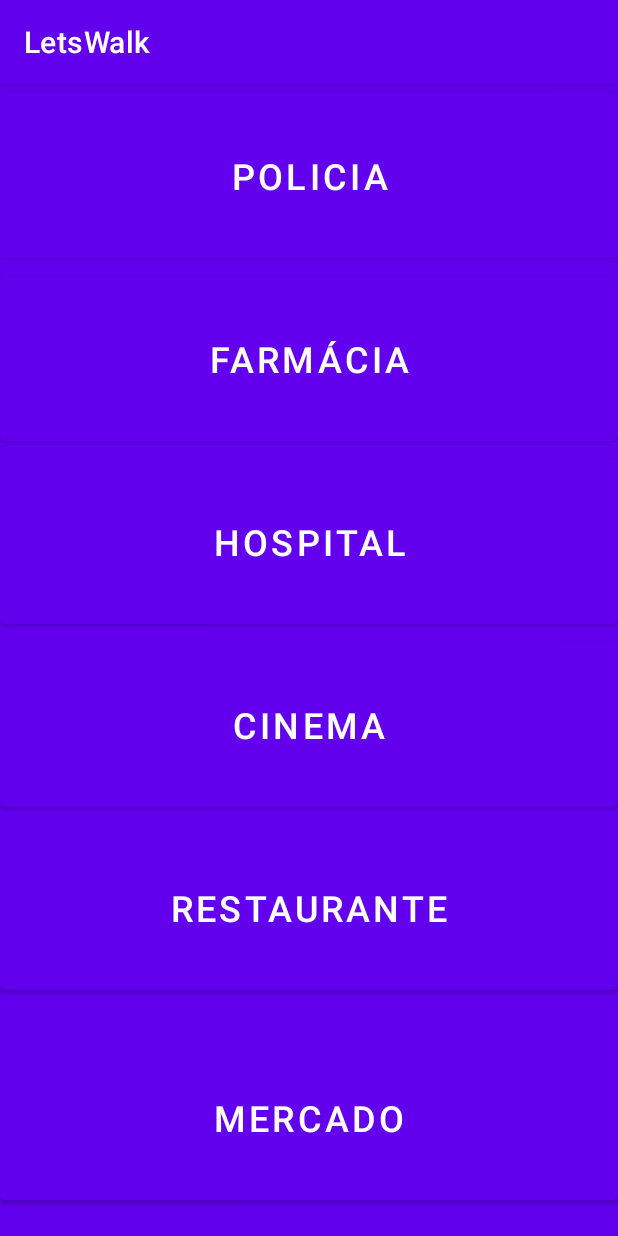
After one commit to DeborahDalonso/Lets-Walk, an Android app: the Activity4 screen opened directly, with no data from a screen before it, on a phone screen of 412 x 824 dp. The commit adds this screen. Run offline under Robolectric (Android 15) with nearby library versions, the phone set to English and light mode, and no system bars.

Commit message:
Nova Tela - 4

```diff
--- /dev/null
+++ b/LetsWalk/app/src/main/java/com/example/letswalk/Activity4.java
@@ -0,0 +1,14 @@
+package com.example.letswalk;
+
+import androidx.appcompat.app.AppCompatActivity;
+
+import android.os.Bundle;
+
+public class Activity4 extends AppCompatActivity {
+
+    @Override
+    protected void onCreate(Bundle savedInstanceState) {
+        super.onCreate(savedInstanceState);
+        setContentView(R.layout.activity_4);
+    }
+}
--- /dev/null
+++ b/LetsWalk/app/src/main/res/layout/activity_4.xml
@@ -0,0 +1,94 @@
+<?xml version="1.0" encoding="utf-8"?>
+<androidx.constraintlayout.widget.ConstraintLayout xmlns:android="http://schemas.android.com/apk/res/android"
+    xmlns:app="http://schemas.android.com/apk/res-auto"
+    xmlns:tools="http://schemas.android.com/tools"
+    android:layout_width="match_parent"
+    android:layout_height="match_parent"
+    android:background="#FF6200EE"
+    tools:context=".Activity4">
+
+    <Button
+        android:id="@+id/btnPolicia"
+        android:layout_width="match_parent"
+        android:layout_height="122dp"
+        android:text="Policia"
+        android:textSize="24sp"
+        app:backgroundTint="#FF6200EE"
+        app:layout_constraintBottom_toBottomOf="parent"
+        app:layout_constraintEnd_toEndOf="parent"
+        app:layout_constraintHorizontal_bias="0.0"
+        app:layout_constraintStart_toStartOf="parent"
+        app:layout_constraintTop_toTopOf="parent"
+        app:layout_constraintVertical_bias="0.0" />
+
+    <Button
+        android:id="@+id/btnFarmarcia"
+        android:layout_width="match_parent"
+        android:layout_height="122dp"
+        android:layout_below="@+id/btnHospital"
+        android:text="Farmácia"
+        android:textSize="24sp"
+        app:backgroundTint="#FF6200EE"
+        app:layout_constraintBottom_toBottomOf="parent"
+        app:layout_constraintEnd_toEndOf="parent"
+        app:layout_constraintHorizontal_bias="0.0"
+        app:layout_constraintStart_toStartOf="parent"
+        app:layout_constraintTop_toBottomOf="@+id/btnPolicia"
+        app:layout_constraintVertical_bias="0.0" />
+
+    <Button
+        android:id="@+id/btnHospital"
+        android:layout_width="match_parent"
+        android:layout_height="122dp"
+        android:text="Hospital"
+        android:textSize="24sp"
+        app:backgroundTint="#FF6200EE"
+        app:layout_constraintBottom_toBottomOf="parent"
+        app:layout_constraintEnd_toEndOf="parent"
+        app:layout_constraintHorizontal_bias="0.0"
+        app:layout_constraintStart_toStartOf="parent"
+        app:layout_constraintTop_toBottomOf="@+id/btnFarmarcia"
+        app:layout_constraintVertical_bias="0.0" />
+
+    <Button
+        android:id="@+id/btnCinema"
+        android:layout_width="match_parent"
+        android:layout_height="122dp"
+        android:text="Cinema"
+        android:textSize="24sp"
+        app:backgroundTint="#FF6200EE"
+        app:layout_constraintBottom_toBottomOf="parent"
+        app:layout_constraintEnd_toEndOf="parent"
+        app:layout_constraintHorizontal_bias="0.0"
+        app:layout_constraintStart_toStartOf="parent"
+        app:layout_constraintTop_toBottomOf="@+id/btnHospital"
+        app:layout_constraintVertical_bias="0.0" />
+
+    <Button
+        android:id="@+id/btnRestaurante"
+        android:layout_width="match_parent"
+        android:layout_height="122dp"
+        android:text="Restaurante"
+        android:textSize="24sp"
+        app:backgroundTint="#FF6200EE"
+        app:layout_constraintBottom_toBottomOf="parent"
+        app:layout_constraintEnd_toEndOf="parent"
+        app:layout_constraintHorizontal_bias="0.0"
+        app:layout_constraintStart_toStartOf="parent"
+        app:layout_constraintTop_toBottomOf="@+id/btnCinema"
+        app:layout_constraintVertical_bias="0.0" />
+
+    <Button
+        android:id="@+id/btnMercado"
+        android:layout_width="match_parent"
+        android:layout_height="122dp"
+        android:layout_below="@+id/btnFarmarcia"
+        android:text="Mercado"
+        android:textSize="24sp"
+        app:backgroundTint="#FF6200EE"
+        app:layout_constraintBottom_toBottomOf="parent"
+        app:layout_constraintEnd_toEndOf="parent"
+        app:layout_constraintStart_toStartOf="parent"
+        app:layout_constraintTop_toBottomOf="@+id/btnRestaurante" />
+
+</androidx.constraintlayout.widget.ConstraintLayout>
```
Also changed, not shown: LetsWalk/app/src/main/AndroidManifest.xml (+7 -12 lines), LetsWalk/app/src/main/java/com/example/letswalk/MapsActivity.java (+52 -16 lines).
